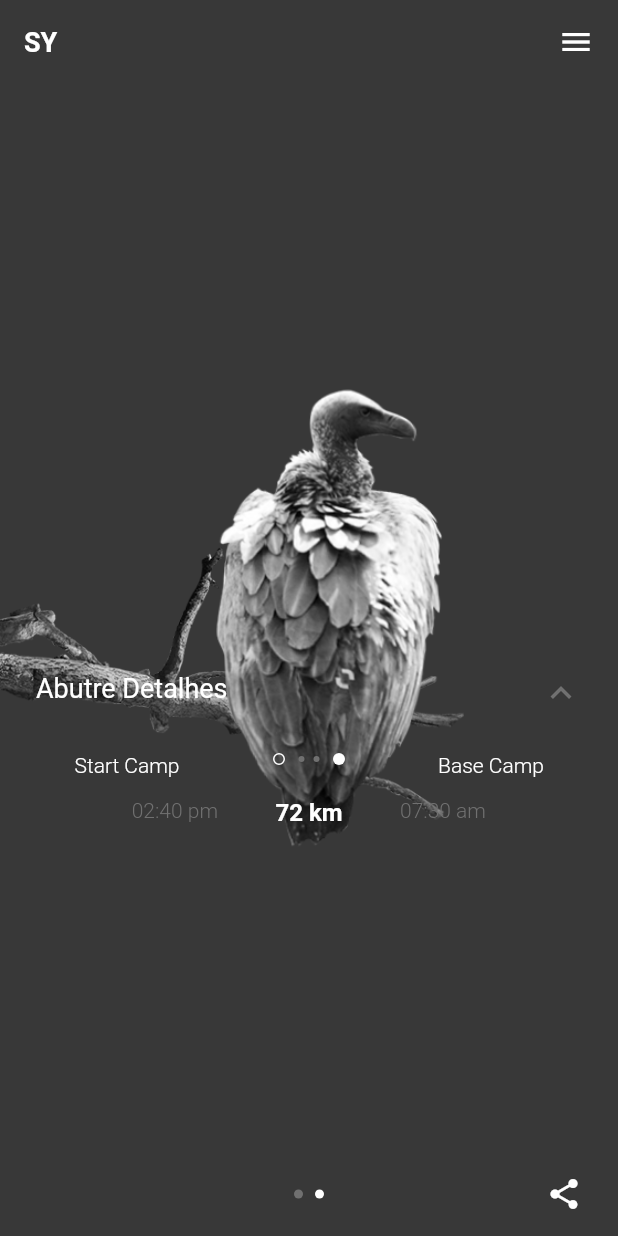
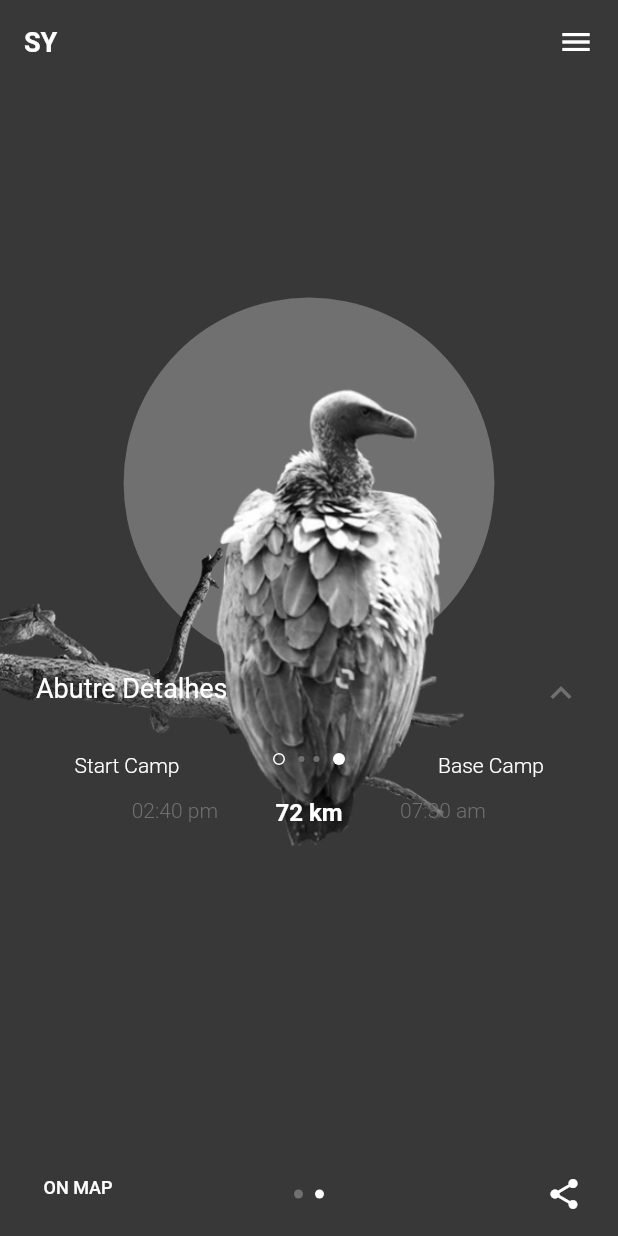
Before and after one commit to IuriKintschev/layout_dribbble, a Flutter app: the screen it shows after launch, swiped to page 2, on a phone screen of 412 x 824 dp. Run offline on Flutter 3.47's test engine with Material 2 defaults, Android fonts, the phone set to English and light mode, and no system bars.

```diff
--- a/lib/main_page.dart
+++ b/lib/main_page.dart
@@ -56,6 +56,7 @@ class MainPage extends StatelessWidget {
               BaseTimeLabel(),
               DistanceLabel(),
               TravelDots(),
+              MapButton(),
             ],
           ),
         ),
@@ -197,7 +198,9 @@ class ArrowUp extends StatelessWidget {
 class VulturePage extends StatelessWidget {
   @override
   Widget build(BuildContext context) {
-    return Container();
+    return Center(
+      child: VultureCircle(),
+    );
   }
 }
 
@@ -342,6 +345,25 @@ class BaseTimeLabel extends StatelessWidget {
   }
 }
 
+class VultureCircle extends StatelessWidget {
+  @override
+  Widget build(BuildContext context) {
+    return Consumer<PageOffsetNotifier>(builder: (context, notifier, _) {
+      double mutiplier = math.max(0, 4 * notifier.page - 3);
+      double size = MediaQuery.of(context).size.width * 0.6 * mutiplier;
+      return Container(
+        decoration: BoxDecoration(
+          shape: BoxShape.circle,
+          color: lightGray,
+        ),
+        width: size,
+        height: size,
+        margin: EdgeInsets.only(bottom: 180),
+      );
+    });
+  }
+}
+
 class DistanceLabel extends StatelessWidget {
   @override
   Widget build(BuildContext context) {
@@ -364,6 +386,32 @@ class DistanceLabel extends StatelessWidget {
             fontWeight: FontWeight.bold,
           ),
         ),
+      ),
+    );
+  }
+}
+
+class MapButton extends StatelessWidget {
+  @override
+  Widget build(BuildContext context) {
+    return Positioned(
+      bottom: 8,
+      left: 8,
+      child: Consumer<PageOffsetNotifier>(
+        builder: (context, notifier, _) {
+          double opacity = math.max(0, 4 * notifier.page - 3);
+          return Opacity(
+            opacity: opacity,
+            child: FlatButton(
+              child: Text(
+                'on map'.toUpperCase(),
+                style: TextStyle(fontSize: 12),
+              ),
+              onPressed:
+                  (notifier.page != 1) ? null : () => print('ON MAP PRESSED'),
+            ),
+          );
+        },
       ),
     );
   }
```
